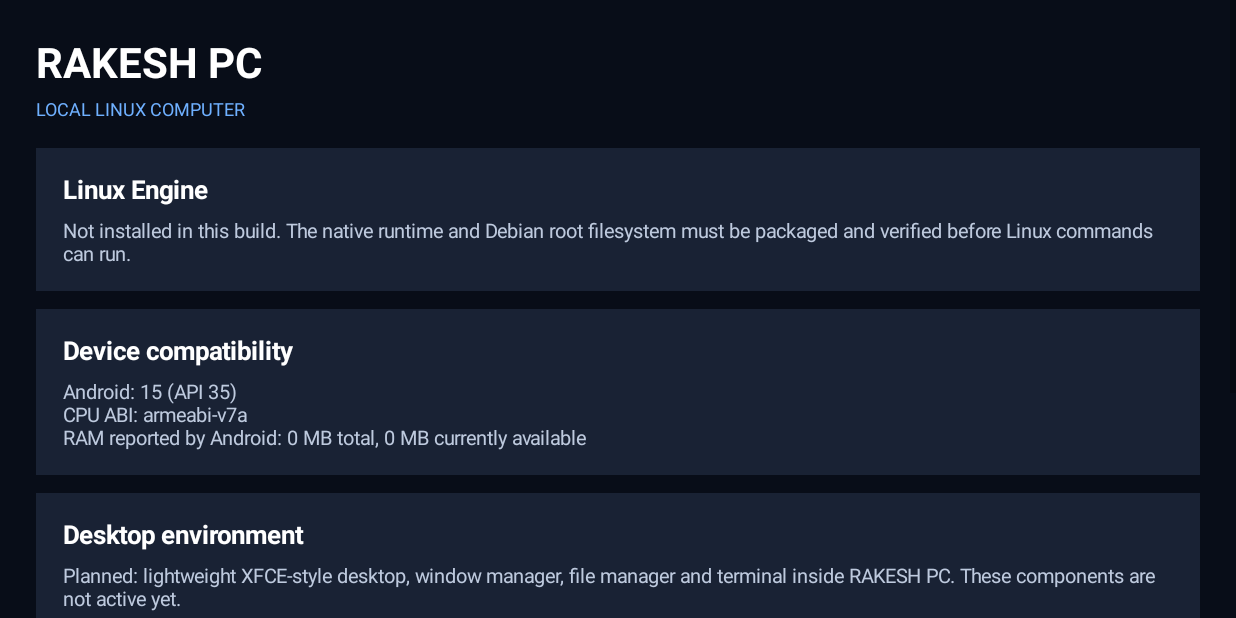
After one commit to rakeshbbb500/RAKESH-PC, an Android app: the LinuxPcActivity screen opened directly, with no data from a screen before it, on a phone screen of 824 x 412 dp (held sideways). The commit adds this screen. Run offline under Robolectric (Android 15) with nearby library versions, the phone set to English and light mode, and no system bars.

Commit message:
Add native RAKESH PC Linux workspace shell
Add the Android Linux workspace shell and document the remaining PRoot and Debian integration work. Linux runtime is not yet included or functional.

```diff
--- a/android-app/app/src/main/AndroidManifest.xml
+++ b/android-app/app/src/main/AndroidManifest.xml
@@ -6,6 +6,11 @@
         android:theme="@android:style/Theme.Material.Light.NoActionBar"
         android:usesCleartextTraffic="false"
         android:supportsRtl="true">
+        <activity
+            android:name=".LinuxPcActivity"
+            android:configChanges="orientation|screenSize|keyboardHidden"
+            android:exported="false"
+            android:screenOrientation="landscape" />
         <activity
             android:name=".MainActivity"
             android:configChanges="orientation|screenSize|keyboardHidden"
--- /dev/null
+++ b/android-app/app/src/main/java/com/rakeshpc/app/LinuxPcActivity.java
@@ -0,0 +1,100 @@
+package com.rakeshpc.app;
+
+import android.app.Activity;
+import android.graphics.Color;
+import android.os.Bundle;
+import android.os.Build;
+import android.app.ActivityManager;
+import android.content.Context;
+import android.view.Gravity;
+import android.view.View;
+import android.widget.Button;
+import android.widget.LinearLayout;
+import android.widget.ScrollView;
+import android.widget.TextView;
+import android.widget.Toast;
+import android.graphics.Typeface;
+
+public class LinuxPcActivity extends Activity {
+    private int dp(float value) {
+        return (int) (value * getResources().getDisplayMetrics().density + 0.5f);
+    }
+
+    private TextView text(String value, int size, int color) {
+        TextView v = new TextView(this);
+        v.setText(value);
+        v.setTextSize(size);
+        v.setTextColor(color);
+        return v;
+    }
+
+    private LinearLayout card(String title, String detail) {
+        LinearLayout box = new LinearLayout(this);
+        box.setOrientation(LinearLayout.VERTICAL);
+        box.setPadding(dp(18), dp(16), dp(18), dp(16));
+        box.setBackgroundColor(Color.rgb(25, 34, 52));
+        TextView heading = text(title, 17, Color.WHITE);
+        heading.setTypeface(Typeface.DEFAULT, Typeface.BOLD);
+        TextView body = text(detail, 13, Color.rgb(190, 202, 222));
+        body.setPadding(0, dp(7), 0, 0);
+        box.addView(heading);
+        box.addView(body);
+        LinearLayout.LayoutParams p = new LinearLayout.LayoutParams(-1, -2);
+        p.bottomMargin = dp(12);
+        box.setLayoutParams(p);
+        return box;
+    }
+
+    @Override
+    protected void onCreate(Bundle state) {
+        super.onCreate(state);
+        getWindow().setStatusBarColor(Color.rgb(8, 13, 24));
+        getWindow().setNavigationBarColor(Color.rgb(8, 13, 24));
+
+        ScrollView scroll = new ScrollView(this);
+        scroll.setBackgroundColor(Color.rgb(8, 13, 24));
+        LinearLayout root = new LinearLayout(this);
+        root.setOrientation(LinearLayout.VERTICAL);
+        root.setPadding(dp(24), dp(22), dp(24), dp(24));
+        scroll.addView(root);
+
+        TextView brand = text("RAKESH PC", 28, Color.WHITE);
+        brand.setTypeface(Typeface.DEFAULT, Typeface.BOLD);
+        root.addView(brand);
+        TextView subtitle = text("LOCAL LINUX COMPUTER", 12, Color.rgb(111, 176, 255));
+        subtitle.setPadding(0, dp(4), 0, dp(18));
+        root.addView(subtitle);
+
+        root.addView(card("Linux Engine",
+            "Not installed in this build. The native runtime and Debian root filesystem must be packaged and verified before Linux commands can run."));
+        root.addView(card("Device compatibility",
+            "Android: " + Build.VERSION.RELEASE + " (API " + Build.VERSION.SDK_INT + ")\nCPU ABI: " + Build.SUPPORTED_ABIS[0] + "\n" + memoryInfo()));
+        root.addView(card("Desktop environment",
+            "Planned: lightweight XFCE-style desktop, window manager, file manager and terminal inside RAKESH PC. These components are not active yet."));
+        root.addView(card("Security model",
+            "No root access. Linux files will stay inside RAKESH PC's private app storage unless the user explicitly exports files. Android remains the host operating system."));
+
+        Button status = new Button(this);
+        status.setText("CHECK LINUX ENGINE STATUS");
+        status.setAllCaps(false);
+        status.setOnClickListener(v -> Toast.makeText(this,
+            "Linux runtime bundle is not included yet. No external terminal app is required by the final design.",
+            Toast.LENGTH_LONG).show());
+        root.addView(status);
+
+        TextView note = text("Build stage 1: native Linux workspace shell. Next: integrate and test the ARM64 PRoot runtime and Debian rootfs before enabling Install / Terminal.", 12, Color.rgb(160, 174, 198));
+        note.setPadding(0, dp(16), 0, 0);
+        root.addView(note);
+
+        setContentView(scroll);
+    }
+
+    private String memoryInfo() {
+        ActivityManager manager = (ActivityManager) getSystemService(Context.ACTIVITY_SERVICE);
+        ActivityManager.MemoryInfo info = new ActivityManager.MemoryInfo();
+        manager.getMemoryInfo(info);
+        long totalMb = info.totalMem / (1024 * 1024);
+        long availableMb = info.availMem / (1024 * 1024);
+        return "RAM reported by Android: " + totalMb + " MB total, " + availableMb + " MB currently available";
+    }
+}
--- a/android-app/app/src/main/java/com/rakeshpc/app/MainActivity.java
+++ b/android-app/app/src/main/java/com/rakeshpc/app/MainActivity.java
@@ -13,6 +13,9 @@ import android.webkit.WebResourceRequest;
 import android.webkit.WebSettings;
 import android.webkit.WebView;
 import android.webkit.WebViewClient;
+import android.widget.Button;
+import android.widget.FrameLayout;
+import android.view.Gravity;
 
 public class MainActivity extends Activity {
     private static final String HOME_URL = "https://rakeshbbb500.github.io/RAKESH-PC/";
@@ -25,6 +28,7 @@ public class MainActivity extends Activity {
         getWindow().setNavigationBarColor(Color.BLACK);
         getWindow().addFlags(WindowManager.LayoutParams.FLAG_KEEP_SCREEN_ON);
 
+        FrameLayout container = new FrameLayout(this);
         webView = new WebView(this);
         webView.setBackgroundColor(Color.rgb(8, 11, 20));
         WebSettings settings = webView.getSettings();
@@ -74,7 +78,18 @@ public class MainActivity extends Activity {
             }
         });
 
-        setContentView(webView);
+        container.addView(webView, new FrameLayout.LayoutParams(-1, -1));
+        Button linuxButton = new Button(this);
+        linuxButton.setText("Linux PC");
+        linuxButton.setAllCaps(false);
+        FrameLayout.LayoutParams buttonParams = new FrameLayout.LayoutParams(
+            FrameLayout.LayoutParams.WRAP_CONTENT, FrameLayout.LayoutParams.WRAP_CONTENT,
+            Gravity.BOTTOM | Gravity.END);
+        buttonParams.setMargins(0, 0, 24, 24);
+        container.addView(linuxButton, buttonParams);
+        linuxButton.setOnClickListener(v -> startActivity(new Intent(MainActivity.this, LinuxPcActivity.class)));
+
+        setContentView(container);
         if (savedInstanceState == null) {
             webView.loadUrl(HOME_URL);
         } else {
@@ -102,7 +117,7 @@ public class MainActivity extends Activity {
 
     @Override
     protected void onSaveInstanceState(Bundle outState) {
-        webView.saveState(outState);
+        if (webView != null) webView.saveState(outState);
         super.onSaveInstanceState(outState);
     }
 
```
Also changed, not shown: 2 other files.
